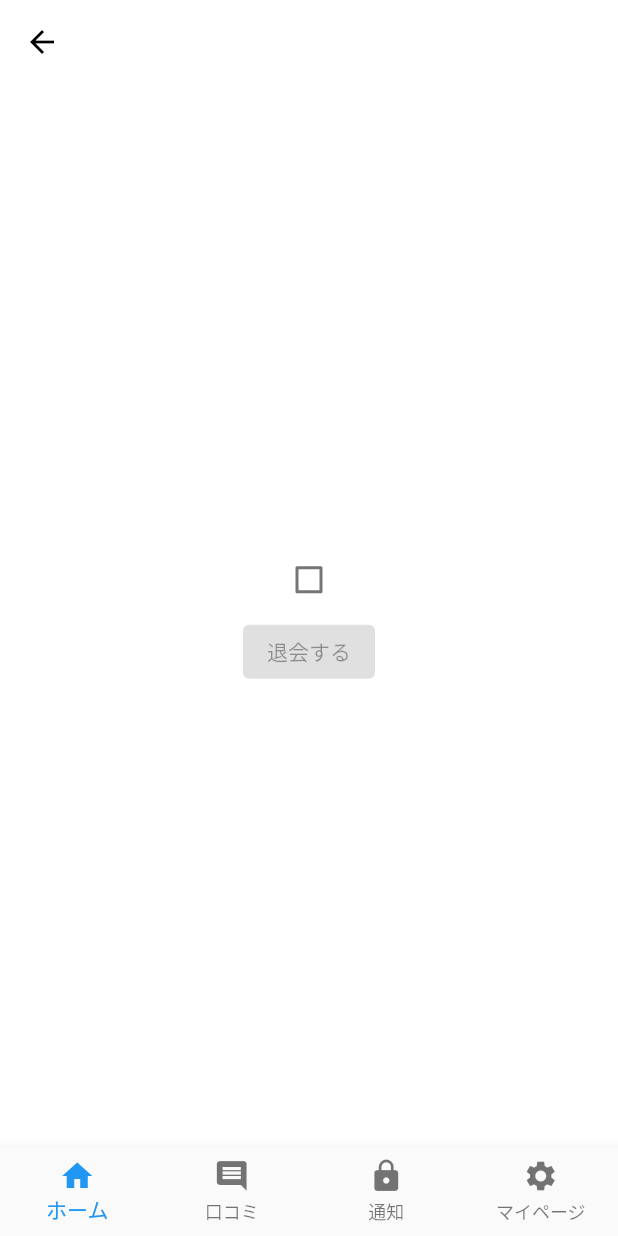
After one commit to sakurakotubaki/SugaryMap, a Flutter app: the UserAccountSettings screen opened by its route, after a tap on "退会する", on a phone screen of 412 x 824 dp. The commit adds this screen. Run offline on Flutter 3.47's test engine with Material 2 defaults, Android fonts, the phone set to English and light mode, and no system bars; our stand-ins replace cloud_firestore, device_preview, firebase_analytics, firebase_auth, firebase_core, firebase_storage and 6 more; missing offline and left inert: flutter_carousel_slider; accounts and stored records are empty; generated files the repository leaves out were written again.

Commit message:
add ユーザーの退会機能を追加

```diff
--- a/lib/presentation/router/router.dart
+++ b/lib/presentation/router/router.dart
@@ -1,5 +1,4 @@
 import 'package:firebase_analytics/firebase_analytics.dart';
-import 'package:firebase_auth/firebase_auth.dart';
 import 'package:flutter/material.dart';
 import 'package:flutter_riverpod/flutter_riverpod.dart';
 import 'package:go_router/go_router.dart';
@@ -9,6 +8,7 @@
 import 'package:sugary_map/presentation/ui/page/auth_page/signup_page.dart';
 import 'package:sugary_map/presentation/ui/page/user/navigation_page/map_page/home_page.dart';
 import 'package:sugary_map/presentation/ui/page/user/navigation_page/mypage/account/create_user.dart';
+import 'package:sugary_map/presentation/ui/page/user/navigation_page/mypage/account/delete_account_page.dart';
 import 'package:sugary_map/presentation/ui/page/user/navigation_page/mypage/account/mail_reset_page.dart';
 import 'package:sugary_map/presentation/ui/page/user/navigation_page/mypage/account/password_reset_page.dart';
 import 'package:sugary_map/presentation/ui/page/user/navigation_page/mypage/mypage.dart';
@@ -129,10 +129,15 @@
                           }),
                       GoRoute(
                           name: CreateUser.routeName,
-                          path:
-                              'application.store_provider.application.store_provider.create_user',
+                          path: 'create_user',
                           builder: (BuildContext context, GoRouterState state) {
                             return const CreateUser();
+                          }),
+                      GoRoute(
+                          name: DeleteAccountPage.rootName,
+                          path: 'delete_user',
+                          builder: (BuildContext context, GoRouterState state) {
+                            return const DeleteAccountPage();
                           }),
                     ]),
                 GoRoute(
--- /dev/null
+++ b/lib/presentation/ui/page/user/navigation_page/mypage/account/delete_account_page.dart
@@ -0,0 +1,50 @@
+import 'package:flutter/material.dart';
+import 'package:flutter_riverpod/flutter_riverpod.dart';
+import 'package:sugary_map/application/auth_provider/delete_user/account_deletion_class.dart';
+import 'package:sugary_map/presentation/state/state_controller/checkbox_controller_state.dart';
+
+class DeleteAccountPage extends ConsumerWidget {
+  const DeleteAccountPage({Key? key}) : super(key: key);
+
+  static const rootName = 'deleteAccountPage';
+
+  @override
+  Widget build(BuildContext context, WidgetRef ref) {
+    final isChecked = ref.watch(checkBoxControllerProvider);
+    final deleteUser = ref.read(accountDeletionClassProvider);
+
+    return Scaffold(
+      backgroundColor: Colors.white,
+      appBar: AppBar(),
+      body: Center(
+        child: Column(
+          mainAxisAlignment: MainAxisAlignment.center,
+          children: [
+            Checkbox(
+              value: isChecked,
+              onChanged: (bool? newValue) {
+                // if文で切り替わっているかチェックする.
+                // onChangedのところでメソッドを実行する.
+                if (newValue != null) {
+                  ref.read(checkBoxControllerProvider.notifier).toggle();
+                }
+              },
+            ),
+            ElevatedButton(
+              // 三項演算子で、ボタンのグレーアウトの切り替えをする
+              onPressed: isChecked
+                  ? () async {
+                      deleteUser.deleteAccount();
+                    }
+                  : null,
+              child: Text('退会する'),
+              style: ElevatedButton.styleFrom(
+                backgroundColor: isChecked ? Colors.redAccent : Colors.grey,
+              ),
+            ),
+          ],
+        ),
+      ),
+    );
+  }
+}
--- a/lib/presentation/ui/page/user/navigation_page/mypage/mypage.dart
+++ b/lib/presentation/ui/page/user/navigation_page/mypage/mypage.dart
@@ -1,7 +1,8 @@
-// ignore_for_file: unused_import, unnecessary_import, prefer_const_constructors, avoid_unnecessary_containers
+// ignore_for_file: unused_import, unnecessary_import, prefer_const_constructors, avoid_unnecessary_containers, unnecessary_null_comparison
 
 import 'package:sugary_map/application/analytics_provider/analytics.dart';
 import 'package:sugary_map/application/auth_provider/sign_in/sign_in.dart';
+import 'package:sugary_map/application/store_provider/get_profile/get_profile_provider.dart';
 import 'package:sugary_map/presentation/constant/privacy_const.dart';
 import 'package:sugary_map/presentation/export/global_export.dart';
 import 'package:sugary_map/presentation/router/auth_provider.dart';
@@ -21,6 +22,8 @@
     final authStateAsync = ref.watch(authProvider);
     final signInService = ref.read(signInProvider);
     final analyticsRef = ref.read(analyticsServiceProvider);
+    // Todo: ProfileData
+    final getUser = ref.watch(getProfileProvider);
 
     return authStateAsync.when(
         loading: () => const CircularProgressIndicator(),
@@ -39,7 +42,45 @@
                         Padding(
                             padding: const EdgeInsets.only(
                                 top: 20, left: 20, bottom: 20),
-                          child: Row(
+                            // child: Row(
+                            //   children: [
+                            //     Container(
+                            //       clipBehavior: Clip.antiAlias,
+                            //       width: 80,
+                            //       height: 80,
+                            //       decoration: const BoxDecoration(
+                            //         // BoxShapeをcircleにしているので丸型になってほしい
+                            //         shape: BoxShape.circle,
+                            //         color: Colors.blue,
+                            //       ),
+                            //       // 正方形の画像を表示する
+                            //       // Containerは丸型なので丸くなってほしい
+                            //       child: Image.network(
+                            //         'https://pbs.twimg.com/media/FPf418SaUAA0bbN?format=jpg&name=900x900',
+                            //       ),
+                            //     ),
+                            //     const SizedBox(width: 20),
+                            //     Column(
+                            //       children: [
+                            //         const Text('こんぶさん'),
+                            //         SizedBox(height: 20),
+                            //         Row(
+                            //           // ignore: prefer_const_literals_to_create_immutables
+                            //           children: [
+                            //             Text('称号'),
+                            //             SizedBox(width: 20),
+                            //             Text('甘党'),
+                            //           ],
+                            //         ),
+                            //       ],
+                            //     )
+                            //   ],
+                            // ),
+                            child: getUser.when(
+                              loading: () => const CircularProgressIndicator(),
+                              error: (err, stack) => Text('Error: $err'),
+                              data: (data) {
+                                return Row(
                                   children: [
                                     Container(
                                       clipBehavior: Clip.antiAlias,
@@ -52,28 +93,33 @@
                                       ),
                                       // 正方形の画像を表示する
                                       // Containerは丸型なので丸くなってほしい
-                                child: Image.network(
-                                  'https://pbs.twimg.com/media/FPf418SaUAA0bbN?format=jpg&name=900x900',
-                                ),
+                                      child: data != null
+                                          ? Image.network(data['imageUrl'])
+                                          : null,
                                     ),
                                     const SizedBox(width: 20),
                                     Column(
                                       children: [
-                                  const Text('こんぶさん'),
+                                        data != null
+                                            ? Text(data['name'])
+                                            : const Text('プロフィールが登録されてません'),
                                         SizedBox(height: 20),
                                         Row(
                                           // ignore: prefer_const_literals_to_create_immutables
                                           children: [
                                             Text('称号'),
                                             SizedBox(width: 20),
-                                      Text('甘党'),
+                                            data != null
+                                                ? Text(data['degree'])
+                                                : const Text('プロフィールが登録されてません'),
                                           ],
                                         ),
                                       ],
                                     )
                                   ],
-                          ),
-                        ),
+                                );
+                              },
+                            )),
                         Expanded(
                           child: ListView(
                             children: [
--- a/lib/presentation/ui/page/user/navigation_page/mypage/mypage_list/accont_page.dart
+++ b/lib/presentation/ui/page/user/navigation_page/mypage/mypage_list/accont_page.dart
@@ -1,6 +1,7 @@
 import 'package:sugary_map/presentation/export/global_export.dart';
 import 'package:sugary_map/presentation/ui/component/global/custom_divider.dart';
 import 'package:sugary_map/presentation/ui/page/user/navigation_page/mypage/account/create_user.dart';
+import 'package:sugary_map/presentation/ui/page/user/navigation_page/mypage/account/delete_account_page.dart';
 import 'package:sugary_map/presentation/ui/page/user/navigation_page/mypage/account/mail_reset_page.dart';
 import 'package:sugary_map/presentation/ui/page/user/navigation_page/mypage/account/password_reset_page.dart';
 
@@ -18,7 +19,7 @@
   Widget build(BuildContext context) {
     return Scaffold(
       appBar: AppBar(
-        title: Text('アカウント設定'),
+        title: const Text('アカウント設定'),
       ),
       body: SingleChildScrollView(
         child: Center(
@@ -50,7 +51,8 @@
                     const CustomDivider(),
                     GestureDetector(
                       onTap: () {
-                        GoRouter.of(context).goNamed(UserPasswordUpdate.routeName);
+                        GoRouter.of(context)
+                            .goNamed(UserPasswordUpdate.routeName);
                       },
                       child: const ListTile(
                         trailing: Icon(Icons.arrow_forward_ios),
@@ -75,6 +77,17 @@
                         title: Text('お支払い方法'),
                       ),
                     ),
+                    const CustomDivider(),
+                    GestureDetector(
+                      onTap: () {
+                        GoRouter.of(context)
+                            .goNamed(DeleteAccountPage.rootName);
+                      },
+                      child: const ListTile(
+                        trailing: Icon(Icons.arrow_forward_ios),
+                        title: Text('退会する'),
+                      ),
+                    ),
                   ],
                 ),
               ),
```
Also changed, not shown: lib/application/auth_provider/delete_user/account_deletion_class.dart (added, +9 -0 lines), lib/application/auth_service/account_deletions.dart (added, +24 -0 lines), lib/application/store_provider/get_profile/get_profile_provider.dart (added, +12 -0 lines), lib/presentation/state/checkbox_controller/checkbox_controller.dart (added, +9 -0 lines), lib/presentation/state/state_controller/checkbox_controller_state.dart (added, +19 -0 lines), 1 other file. Lines whose indentation alone changed are shown as unchanged.
